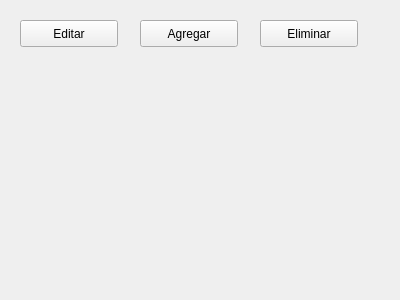
The window that Actores/Actores.ui (jandy92/ProyectoTallerCine) describes before a commit, drawn with Qt 5.
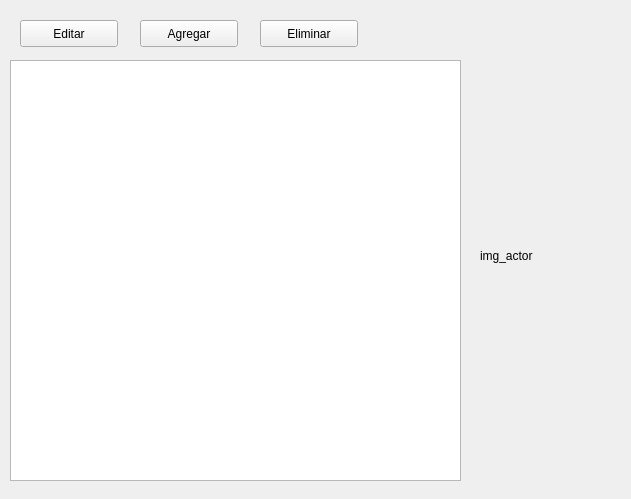
The same window after the commit.

Diff of the .ui file:
```diff
--- a/Actores/Actores.ui
+++ b/Actores/Actores.ui
@@ -6,8 +6,8 @@
    <rect>
     <x>0</x>
     <y>0</y>
-    <width>400</width>
-    <height>300</height>
+    <width>631</width>
+    <height>499</height>
    </rect>
   </property>
   <property name="windowTitle">
@@ -63,6 +63,35 @@
     <string>Eliminar</string>
    </property>
   </widget>
+  <widget class="QLabel" name="img_actor">
+   <property name="geometry">
+    <rect>
+     <x>480</x>
+     <y>150</y>
+     <width>131</width>
+     <height>211</height>
+    </rect>
+   </property>
+   <property name="text">
+    <string>img_actor</string>
+   </property>
+   <property name="scaledContents">
+    <bool>true</bool>
+   </property>
+  </widget>
+  <widget class="QTableView" name="tabla_actor">
+   <property name="geometry">
+    <rect>
+     <x>10</x>
+     <y>60</y>
+     <width>451</width>
+     <height>421</height>
+    </rect>
+   </property>
+   <property name="selectionBehavior">
+    <enum>QAbstractItemView::SelectRows</enum>
+   </property>
+  </widget>
  </widget>
  <resources/>
  <connections/>
```
Left out of the diff: 17 changed lines with no effect on the pictures.
